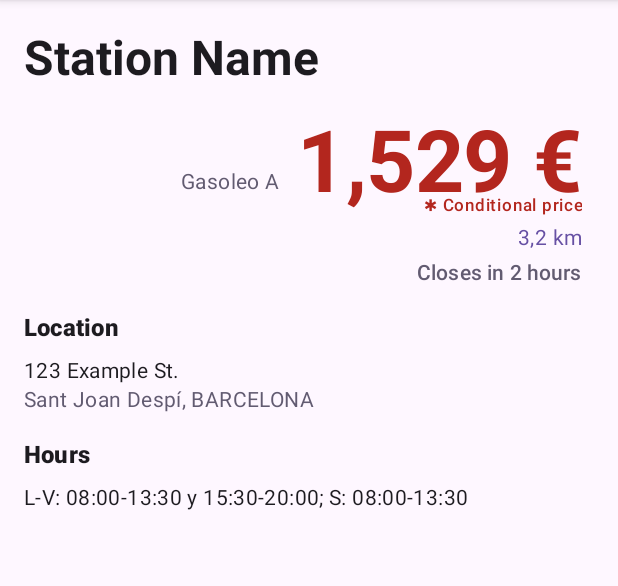
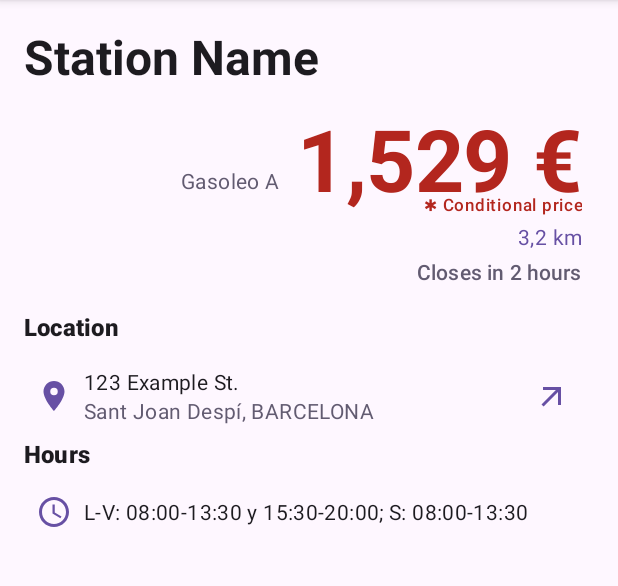
Before and after one commit to vokimon/carburoid, an Android app: the StationDetailActivity screen opened directly, with no data from a screen before it, on a phone screen of 412 x 824 dp, the part 96-682 px from its top. Run offline under Robolectric (Android 15) with nearby library versions, the phone set to English and light mode, and no system bars.

Commit message:
✨ open the location in a map application

```diff
--- a/app/src/main/java/net/canvoki/carburoid/ui/StationDetailActivity.kt
+++ b/app/src/main/java/net/canvoki/carburoid/ui/StationDetailActivity.kt
@@ -1,5 +1,7 @@
 package net.canvoki.carburoid.ui
 
+import android.content.Intent
+import android.net.Uri
 import android.os.Bundle
 import android.view.View
 import android.widget.TextView
@@ -57,6 +59,12 @@ class StationDetailActivity : AppCompatActivity() {
         binding.textAddress.text = station.address
         binding.textCityState.text = "${station.city}, ${station.state}"
 
+        binding.layoutAddressMap.setOnClickListener {
+            val intent = Intent(Intent.ACTION_VIEW, Uri.parse("geo:${station?.latitude},${station?.longitude}"))
+            startActivity(intent)
+        }
+
+
         binding.textOpeningHours.text = station.openingHours?.toString() ?: getString(R.string.station_status_permanently_closed)
 
         binding.textExclusivePriceWarning.visibility = if (station.isPublicPrice) View.GONE else View.VISIBLE
--- /dev/null
+++ b/app/src/main/res/drawable/ic_arrow_outward.xml
@@ -0,0 +1 @@
+<vector xmlns:android="http://schemas.android.com/apk/res/android" android:width="24dp" android:height="24dp" android:viewportWidth="24" android:viewportHeight="24"><path android:fillColor="#000000" android:pathData="M6 6v2h8.59L5 17.59L6.41 19L16 9.41V18h2V6z" /></vector>
--- /dev/null
+++ b/app/src/main/res/drawable/ic_location_on.xml
@@ -0,0 +1 @@
+<vector xmlns:android="http://schemas.android.com/apk/res/android" android:width="24dp" android:height="24dp" android:viewportWidth="24" android:viewportHeight="24"><path android:fillColor="#000000" android:pathData="M12 2C8.13 2 5 5.13 5 9c0 5.25 7 13 7 13s7-7.75 7-13c0-3.87-3.13-7-7-7zm0 9.5a2.5 2.5 0 0 1 0-5a2.5 2.5 0 0 1 0 5z" /></vector>
--- /dev/null
+++ b/app/src/main/res/drawable/ic_schedule.xml
@@ -0,0 +1 @@
+<vector xmlns:android="http://schemas.android.com/apk/res/android" android:width="24dp" android:height="24dp" android:viewportWidth="24" android:viewportHeight="24"><path android:fillColor="#000000" android:pathData="M11.99 2C6.47 2 2 6.48 2 12s4.47 10 9.99 10C17.52 22 22 17.52 22 12S17.52 2 11.99 2zM12 20c-4.42 0-8-3.58-8-8s3.58-8 8-8s8 3.58 8 8s-3.58 8-8 8z" /><path android:fillColor="#000000" android:pathData="M12.5 7H11v6l5.25 3.15l.75-1.23l-4.5-2.67z" /></vector>
--- a/app/src/main/res/layout/activity_station_detail.xml
+++ b/app/src/main/res/layout/activity_station_detail.xml
@@ -99,9 +99,34 @@
             android:layout_width="match_parent"
             android:layout_height="wrap_content"
             style="@style/TextAppearance.Material3.TitleMedium"
-            android:text="@string/detail_location"
             android:textStyle="bold"
-            android:layout_marginBottom="8dp" />
+            android:layout_marginBottom="8dp"
+            android:text="@string/detail_location" />
+
+        <LinearLayout
+            android:id="@+id/layout_address_map"
+            android:layout_width="match_parent"
+            android:layout_height="wrap_content"
+            android:orientation="horizontal"
+            android:background="?attr/selectableItemBackground"
+            android:padding="8dp"
+            android:gravity="center_vertical"
+            android:clickable="true"
+            android:focusable="true">
+
+            <ImageView
+                android:layout_width="24dp"
+                android:layout_height="24dp"
+                android:src="@drawable/ic_location_on"
+                android:contentDescription="@string/open_in_maps"
+                android:layout_marginEnd="8dp"
+                android:tint="?attr/colorPrimary" />
+
+            <LinearLayout
+                android:layout_width="0dp"
+                android:layout_height="wrap_content"
+                android:layout_weight="1"
+                android:orientation="vertical">
 
                 <TextView
                     android:id="@+id/text_address"
@@ -117,26 +142,58 @@
                     android:layout_height="wrap_content"
                     style="@style/TextAppearance.Material3.BodyMedium"
                     android:textColor="?attr/colorSecondary"
-            android:text="Sant Joan Despí, BARCELONA"
-            android:layout_marginBottom="16dp" />
+                    android:text="Sant Joan Despí, BARCELONA" />
+
+            </LinearLayout>
+
+            <ImageView
+                android:layout_width="24dp"
+                android:layout_height="24dp"
+                android:src="@drawable/ic_arrow_outward"
+                android:contentDescription="@string/open_in_maps"
+                android:layout_marginStart="8dp"
+                android:tint="?attr/colorPrimary" />
+
+        </LinearLayout>
 
         <!-- Hours Section -->
         <TextView
             android:layout_width="match_parent"
             android:layout_height="wrap_content"
             style="@style/TextAppearance.Material3.TitleMedium"
-            android:text="@string/detail_opening_hours"
             android:textStyle="bold"
-            android:layout_marginBottom="8dp" />
+            android:layout_marginBottom="8dp"
+            android:text="@string/detail_opening_hours" />
+
+        <LinearLayout
+            android:layout_width="match_parent"
+            android:layout_height="wrap_content"
+            android:orientation="horizontal"
+            android:background="?attr/selectableItemBackground"
+            android:padding="8dp"
+            android:layout_marginBottom="8dp"
+            android:gravity="center_vertical"
+            android:clickable="true"
+            android:focusable="true" >
+
+            <ImageView
+                android:layout_width="24dp"
+                android:layout_height="24dp"
+                android:src="@drawable/ic_schedule"
+                android:contentDescription="@string/open_in_maps"
+                android:layout_marginEnd="8dp"
+                android:tint="?attr/colorPrimary" />
 
             <TextView
                 android:id="@+id/text_opening_hours"
-            android:layout_width="match_parent"
                 android:layout_height="wrap_content"
+                android:layout_weight="1"
+                android:layout_width="0dp"
                 style="@style/TextAppearance.Material3.BodyMedium"
                 android:textColor="?attr/colorOnBackground"
-            android:text="L-V: 08:00-13:30 y 15:30-20:00; S: 08:00-13:30"
-            android:layout_marginBottom="16dp" />
+                android:text="L-V: 08:00-13:30 y 15:30-20:00; S: 08:00-13:30"/>
+
+        </LinearLayout>
 
         <!-- Other Products Section -->
         <TextView
--- a/app/src/main/res/values/strings.xml
+++ b/app/src/main/res/values/strings.xml
@@ -42,4 +42,5 @@
     <string name="warning_location_forbidden">Location access denied; using Madrid as default.</string>
     <string name="refreshing_data">Refreshing data...</string>
     <string name="failed_download">Download failed: %s</string>
+    <string name="open_in_maps">Open in a map</string>
 </resources>
```
Also changed, not shown: 3 other files. Lines whose indentation alone changed are shown as unchanged.
